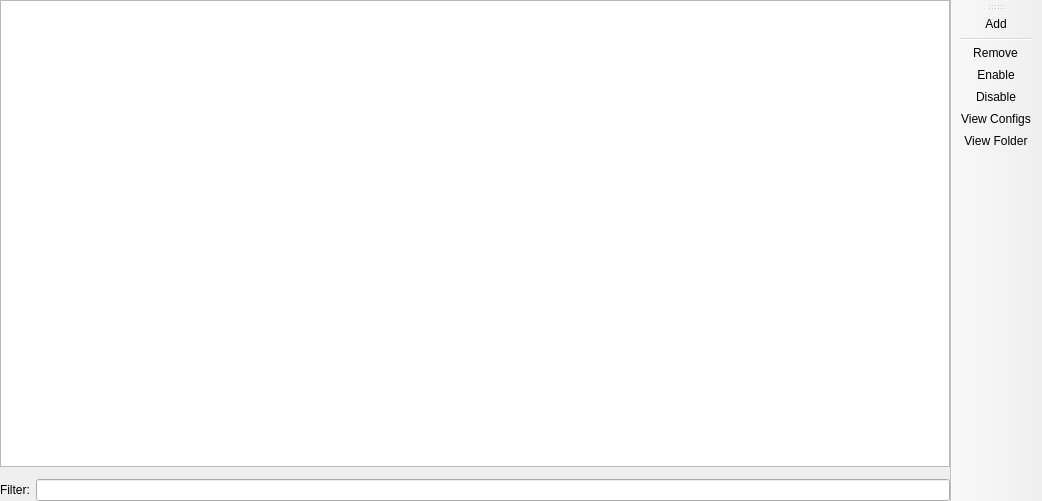
Above: launcher/ui/pages/instance/ModFolderPage.ui from VorwerkUa2/WerkLauncher before the change. Below: the same form after it.
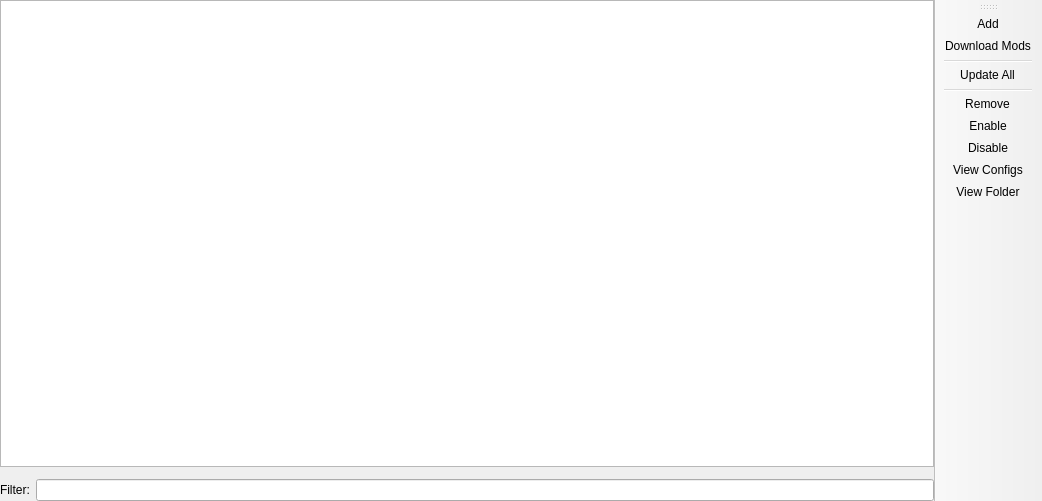
That is the form after the change. Custom widgets are drawn as their Qt base class.

```diff
--- a/launcher/ui/pages/instance/ModFolderPage.ui
+++ b/launcher/ui/pages/instance/ModFolderPage.ui
@@ -84,6 +84,9 @@
     <bool>false</bool>
    </attribute>
    <addaction name="actionAdd"/>
+   <addaction name="actionDownload"/>
+   <addaction name="separator"/>
+   <addaction name="actionUpdateAll"/>
    <addaction name="separator"/>
    <addaction name="actionRemove"/>
    <addaction name="actionEnable"/>
@@ -128,7 +131,23 @@
     <string>View &amp;Configs</string>
    </property>
    <property name="toolTip">
-    <string>Open the 'config' folder in the system file manager.</string>
+    <string>Open the instance's config folder</string>
+   </property>
+  </action>
+  <action name="actionDownload">
+   <property name="text">
+    <string>&amp;Download Mods</string>
+   </property>
+   <property name="toolTip">
+    <string>Download mods from Modrinth/CurseForge</string>
+   </property>
+  </action>
+  <action name="actionUpdateAll">
+   <property name="text">
+    <string>&amp;Update All</string>
+   </property>
+   <property name="toolTip">
+    <string>Check and update all installed mods</string>
    </property>
   </action>
   <action name="actionView_Folder">
```
